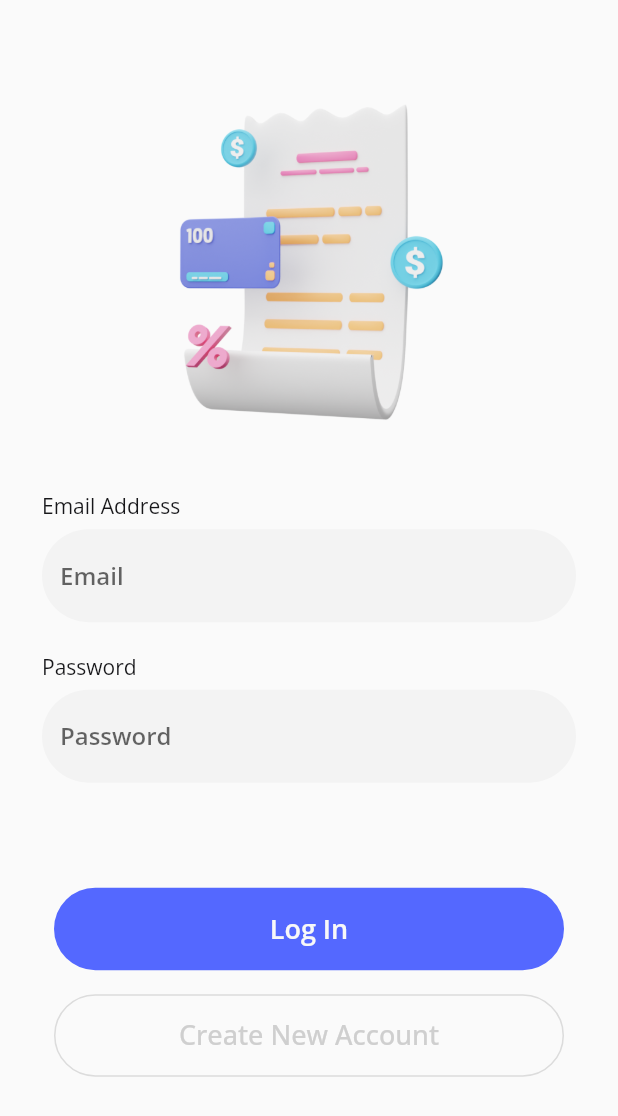
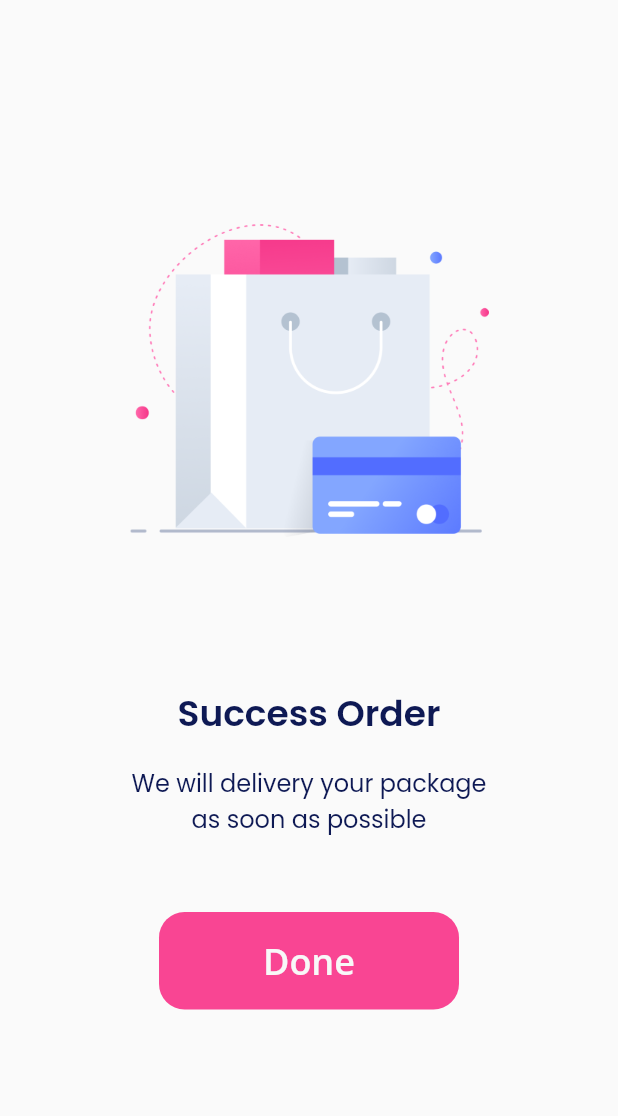
Before and after one commit to Icankkkk/flutter_sevendays, a Flutter app: the screen it shows after launch, on a phone screen of 412 x 824 dp. Shown: the top 1116 px of the screen. Run offline on Flutter 3.47's test engine with Material 2 defaults, Android fonts, the light colour scheme and no system bars; our stand-ins replace google_fonts.

Commit message:
Update Repository

```diff
--- a/lib/main.dart
+++ b/lib/main.dart
@@ -1,4 +1,5 @@
 import 'package:flutter/material.dart';
+import 'package:sevendays/pages/first_empty.dart';
 import 'package:sevendays/pages/first_sign.dart';
 import 'package:sevendays/pages/second_sign.dart';
 
@@ -11,7 +12,7 @@ class SevenDays extends StatelessWidget {
   Widget build(BuildContext context) {
     return const MaterialApp(
       debugShowCheckedModeBanner: false,
-      home: SecondSign(),
+      home: FirstEmpty(),
     );
   }
 }
--- /dev/null
+++ b/lib/pages/first_empty.dart
@@ -0,0 +1,56 @@
+import 'package:flutter/material.dart';
+import 'package:sevendays/widgets/theme.dart';
+
+class FirstEmpty extends StatelessWidget {
+  const FirstEmpty({Key? key}) : super(key: key);
+
+  @override
+  Widget build(BuildContext context) {
+    return Scaffold(
+      body: Padding(
+        padding: const EdgeInsets.only(
+          top: 148.0,
+          left: 69,
+          right: 69,
+        ),
+        child: Column(
+          children: [
+            Center(
+              child: Image.asset(
+                'assets/empty_ilustration.png',
+                width: 240,
+                height: 210,
+              ),
+            ),
+            const SizedBox(height: 100),
+            Text(
+              'Success Order',
+              style: semiBoldTextStyle,
+            ),
+            const SizedBox(height: 16),
+            Text(
+              'We will delivery your package \nas soon as possible',
+              style: lightTextStyle,
+              textAlign: TextAlign.center,
+            ),
+            const SizedBox(height: 50),
+            Container(
+              width: 200,
+              height: 65,
+              decoration: BoxDecoration(
+                color: const Color(0xffF94593),
+                borderRadius: BorderRadius.circular(17),
+              ),
+              child: Center(
+                child: Text(
+                  'Done',
+                  style: buttonTextStyle,
+                ),
+              ),
+            ),
+          ],
+        ),
+      ),
+    );
+  }
+}
--- /dev/null
+++ b/lib/widgets/theme.dart
@@ -0,0 +1,37 @@
+import 'package:flutter/material.dart';
+import 'package:google_fonts/google_fonts.dart';
+
+// Empty State v1
+Color darkBlue = const Color(0xff0E1954);
+
+TextStyle semiBoldTextStyle = GoogleFonts.poppins(
+  color: darkBlue,
+  fontSize: 24,
+  fontWeight: FontWeight.w600,
+);
+
+TextStyle lightTextStyle = GoogleFonts.poppins(
+  color: darkBlue,
+  fontSize: 16,
+);
+
+TextStyle buttonTextStyle = GoogleFonts.openSans(
+  color: const Color(0xffF8F8F8),
+  fontSize: 24,
+  fontWeight: FontWeight.w600,
+);
+
+// Empty State v2
+Color white = const Color(0xffFFFFFF);
+
+TextStyle titleTextStyle = GoogleFonts.poppins(
+  color: white,
+  fontSize: 24,
+  fontWeight: FontWeight.w600,
+);
+
+TextStyle desTextStyle = GoogleFonts.poppins(
+  color: white,
+  fontSize: 16,
+  fontWeight: FontWeight.w300,
+);
```
Also changed, not shown: assets/chart_ilustration.png (added), assets/empty_ilustration.png (added).
